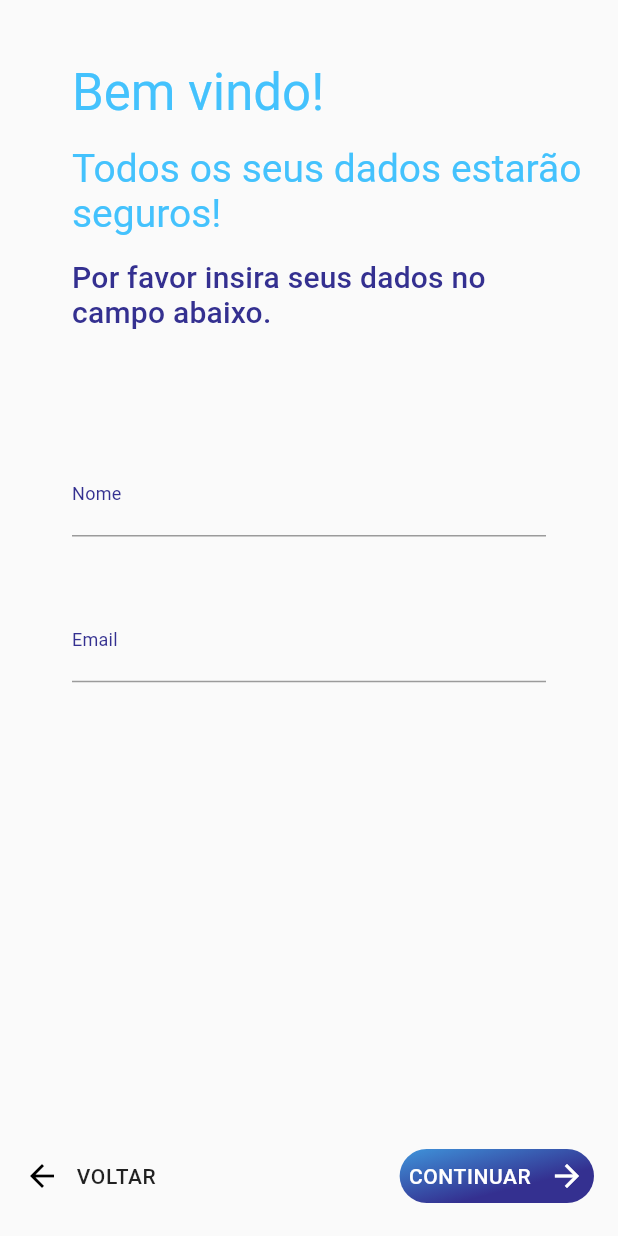
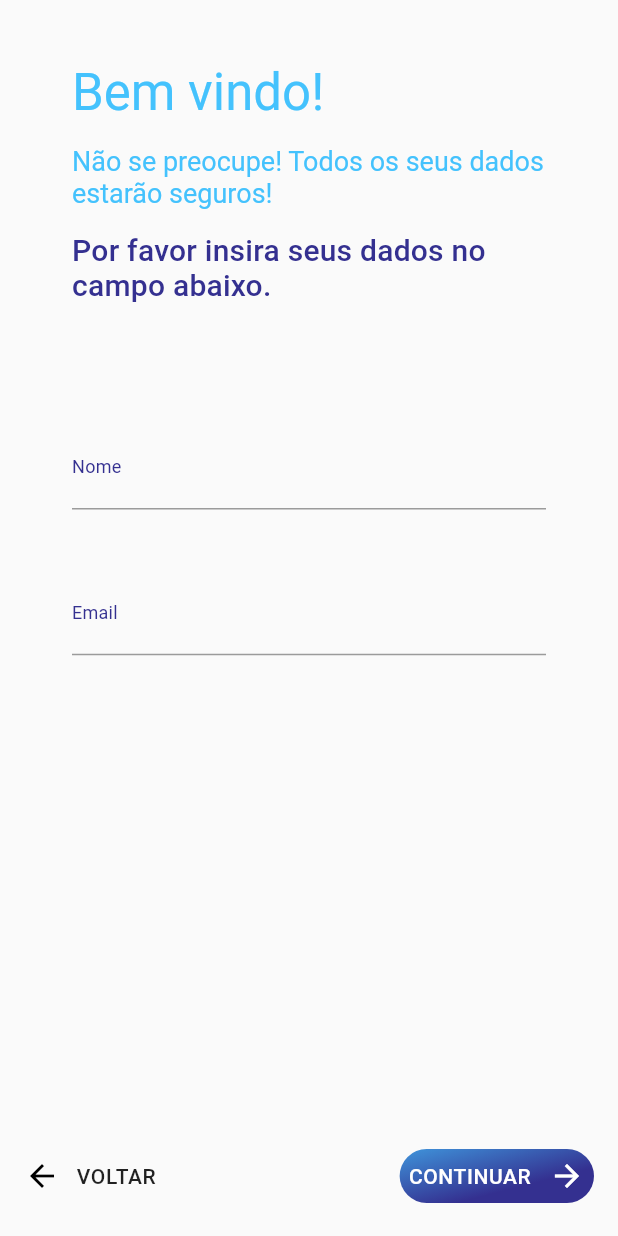
Before and after one commit to devguusta/training_firebase, a Flutter app: the SignUpPage screen opened by its route, on a phone screen of 412 x 824 dp. Run offline on Flutter 3.47's test engine with Material 2 defaults, Android fonts, the phone set to English and light mode, and no system bars; our stand-ins replace cloud_firestore, firebase_auth, firebase_core, firebase_database, flutter_mobx, mobx and 1 more; missing offline and left inert: animated_card, cpf_cnpj_validator; accounts and stored records are empty; generated files the repository leaves out were written again.

Commit message:
cria a signup page

```diff
--- a/lib/modules/login/signup/components/pageview/pageview_one.dart
+++ b/lib/modules/login/signup/components/pageview/pageview_one.dart
@@ -8,8 +8,11 @@ import 'package:flutter/material.dart';
 
 class PageViewOne extends StatefulWidget {
   final TextEditingController emailController;
+
   final TextEditingController nameController;
-  const PageViewOne({
+
+
+  PageViewOne({
     Key? key,
     required this.emailController,
     required this.nameController,
@@ -20,6 +23,8 @@ class PageViewOne extends StatefulWidget {
 }
 
 class _PageViewOneState extends State<PageViewOne> {
+  final emailFocusNode = FocusNode();
+  final nameFocusNode = FocusNode();
   @override
   Widget build(BuildContext context) {
     Size size = MediaQuery.of(context).size;
@@ -48,10 +53,10 @@ class _PageViewOneState extends State<PageViewOne> {
           child: Padding(
             padding: const EdgeInsets.only(left: 48.0, top: 16.0),
             child: AnimatedCard(
-              direction: AnimatedCardDirection.right,
+              direction: AnimatedCardDirection.left,
               duration: const Duration(milliseconds: 600),
               child: const Text(
-                "Todos os seus dados estarão seguros!",
+                "Não se preocupe! Todos os seus dados estarão seguros!",
                 style: AppTextStyles.kPrimaryTextLoginPage,
               ),
             ),
@@ -77,6 +82,7 @@ class _PageViewOneState extends State<PageViewOne> {
           controller: widget.nameController,
           validator: (String? value) => Validators().validateName(value!),
           textInputAction: TextInputAction.next,
+          focusNode: nameFocusNode,
         ),
         SizedBox(height: size.height * 0.05),
         InputForm(
@@ -87,6 +93,7 @@ class _PageViewOneState extends State<PageViewOne> {
           validator: (String? value) => Validators.validateEmail(value),
           keyboardType: TextInputType.emailAddress,
           textInputAction: TextInputAction.next,
+         focusNode: emailFocusNode,
 
         ),
       ],
--- a/lib/modules/login/signup/signup_page.dart
+++ b/lib/modules/login/signup/signup_page.dart
@@ -26,6 +26,7 @@ class _SignUpPageState extends State<SignUpPage> {
   final controller = SignUpManager();
   final formKey = GlobalKey<FormState>();
   final _nameTextController = TextEditingController();
+
   final _emailTextController = TextEditingController();
   final _cpfTextController = TextEditingController();
   final _phoneTextController = TextEditingController();
@@ -56,6 +57,7 @@ class _SignUpPageState extends State<SignUpPage> {
   @override
   Widget build(BuildContext context) {
     return Scaffold(
+      resizeToAvoidBottomInset: false,
       body: isloading
           ? Center(child: CircularProgressIndicator())
           : SafeArea(
@@ -76,7 +78,9 @@ class _SignUpPageState extends State<SignUpPage> {
                           children: [
                           Stack(
                             children: [
-                                PageViewOne(emailController: _emailTextController, nameController: _nameTextController),
+                                PageViewOne(
+                                  emailController: _emailTextController,
+                                  nameController: _nameTextController),
                                Align(
                                  alignment: Alignment.bottomCenter,
                                  child: SignUpFooter(
--- a/lib/utils/constants/app_text_styles.dart
+++ b/lib/utils/constants/app_text_styles.dart
@@ -53,7 +53,7 @@ class AppTextStyles {
 
   static const TextStyle kPrimaryTextLoginPage = TextStyle(
     fontWeight: FontWeight.w400,
-    fontSize: 26,
+    fontSize: 18,
     fontFamily: "Roboto",
     color: AppColors.kCyan,
   );
```
Also changed, not shown: lib/modules/login/signup/components/pageview/pageview_two.dart (added).
